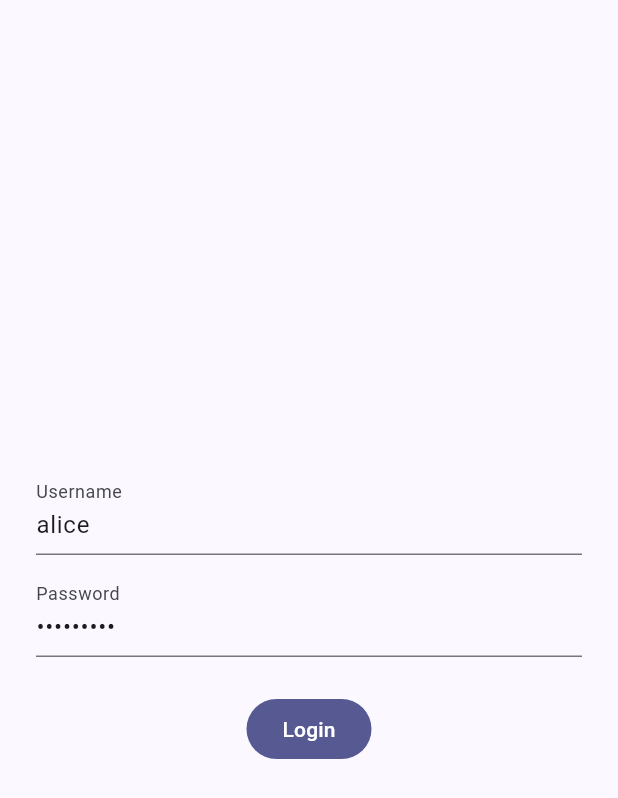
After one commit to ah2727/qrcodescanner, a Flutter app: the AuthGate screen opened directly, on a phone screen of 412 x 824 dp. The commit adds this screen. Shown: the top 798 px of the screen. Run offline on Flutter 3.47's test engine with Material 3 defaults, Android fonts, the phone set to English and light mode, and no system bars; our stand-ins replace flutter_secure_storage, permission_handler; missing offline and left inert: flutter_reactive_ble, mobile_scanner; accounts and stored records are empty.

Commit message:
add login

```diff
--- /dev/null
+++ b/lib/auth/auth_gate.dart
@@ -0,0 +1,22 @@
+import 'package:flutter/material.dart';
+import '../app/app_shell.dart';
+import 'login_page.dart';
+import 'auth_storage.dart';
+
+class AuthGate extends StatelessWidget {
+  const AuthGate({super.key});
+
+  @override
+  Widget build(BuildContext context) {
+    final storage = AuthStorage();
+    return FutureBuilder<bool>(
+      future: storage.isLoggedIn(),
+      builder: (context, snap) {
+        if (snap.connectionState != ConnectionState.done) {
+          return const Scaffold(body: Center(child: CircularProgressIndicator()));
+        }
+        return (snap.data ?? false) ? const AppShell() : const LoginPage();
+      },
+    );
+  }
+}
--- /dev/null
+++ b/lib/auth/auth_storage.dart
@@ -0,0 +1,31 @@
+import 'dart:convert';
+import 'package:flutter_secure_storage/flutter_secure_storage.dart';
+
+class AuthStorage {
+  static const _kUser = 'user_profile';
+  static const _storage = FlutterSecureStorage();
+
+  Future<void> saveUser({required String username, required String role}) async {
+    final jsonStr = jsonEncode({'username': username, 'role': role});
+    await _storage.write(key: _kUser, value: jsonStr);
+  }
+
+  Future<Map<String, dynamic>?> readUser() async {
+    final raw = await _storage.read(key: _kUser);
+    if (raw == null) return null;
+    try {
+      final map = jsonDecode(raw) as Map<String, dynamic>;
+      return map;
+    } catch (_) {
+      return null;
+    }
+  }
+
+  Future<bool> isLoggedIn() async {
+    final u = await readUser();
+    final name = u?['username'] as String?;
+    return name != null && name.isNotEmpty;
+  }
+
+  Future<void> clear() => _storage.delete(key: _kUser);
+}
--- /dev/null
+++ b/lib/auth/login_page.dart
@@ -0,0 +1,82 @@
+import 'dart:convert';
+import 'package:flutter/material.dart';
+import 'package:http/http.dart' as http;
+import '../app/app_shell.dart';
+import 'auth_storage.dart';
+
+class LoginPage extends StatefulWidget {
+  const LoginPage({super.key});
+
+  @override
+  State<LoginPage> createState() => _LoginPageState();
+}
+
+class _LoginPageState extends State<LoginPage> {
+  final _userCtrl = TextEditingController(text: 'alice');
+  final _passCtrl = TextEditingController(text: 'password1');
+  bool _loading = false;
+
+  Future<void> _login() async {
+    setState(() => _loading = true);
+    try {
+      final uri = Uri.parse('http://api.dayanpardazesh.ir:8080/v1/login');
+      final resp = await http.post(
+        uri,
+        headers: {'Content-Type': 'application/json'},
+        body: jsonEncode({
+          'username': _userCtrl.text.trim(),
+          'password': _passCtrl.text,
+        }),
+      );
+
+      if (resp.statusCode >= 200 && resp.statusCode < 300) {
+        final Map<String, dynamic> json = jsonDecode(resp.body);
+        final username = (json['username'] ?? '').toString();
+        final role = (json['role'] ?? '').toString();
+
+        if (username.isNotEmpty) {
+          await AuthStorage().saveUser(username: username, role: role);
+          if (!mounted) return;
+          Navigator.of(context).pushAndRemoveUntil(
+            MaterialPageRoute(builder: (_) => const AppShell()),
+            (_) => false,
+          );
+          return;
+        }
+      }
+
+      _showError('Login failed. Unexpected response.');
+    } catch (e) {
+      _showError('Network error: $e');
+    } finally {
+      if (mounted) setState(() => _loading = false);
+    }
+  }
+
+  void _showError(String msg) {
+    ScaffoldMessenger.of(context).showSnackBar(SnackBar(content: Text(msg)));
+  }
+
+  @override
+  Widget build(BuildContext context) {
+    return Scaffold(
+      body: SafeArea(
+        child: Padding(
+          padding: const EdgeInsets.all(24),
+          child: Column(
+            mainAxisAlignment: MainAxisAlignment.center,
+            children: [
+              TextField(controller: _userCtrl, decoration: const InputDecoration(labelText: 'Username')),
+              const SizedBox(height: 12),
+              TextField(controller: _passCtrl, decoration: const InputDecoration(labelText: 'Password'), obscureText: true),
+              const SizedBox(height: 24),
+              _loading
+                  ? const CircularProgressIndicator()
+                  : FilledButton(onPressed: _login, child: const Text('Login')),
+            ],
+          ),
+        ),
+      ),
+    );
+  }
+}
--- a/lib/features/activate/data/board_ble_service.dart
+++ b/lib/features/activate/data/board_ble_service.dart
@@ -158,7 +158,7 @@ class BoardBleService {
     final total = bytes.length;
 
     // we hard-cap each frame to 20B (includes header and, on last frame, "|END")
-    const int maxPacket = 20;
+    const int maxPacket = 256;
 
     // decide section count dynamically
     final needed = _minSectionsFor(
--- a/pubspec.yaml
+++ b/pubspec.yaml
@@ -40,6 +40,7 @@ dependencies:
   mobile_scanner: ^7.0.1
   http: ^1.5.0
   path_provider: ^2.1.5
+  flutter_secure_storage: ^9.2.4
 
 dev_dependencies:
   flutter_test:
```
Also changed, not shown: lib/app/app_shell.dart (+11 -10 lines), pubspec.lock, 5 other files.
